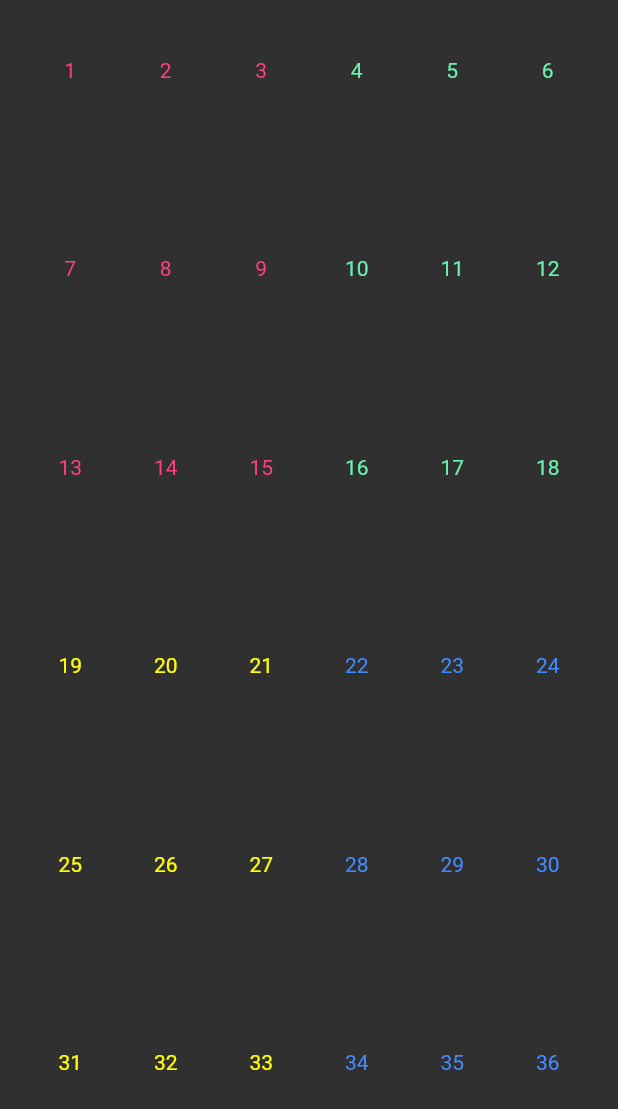
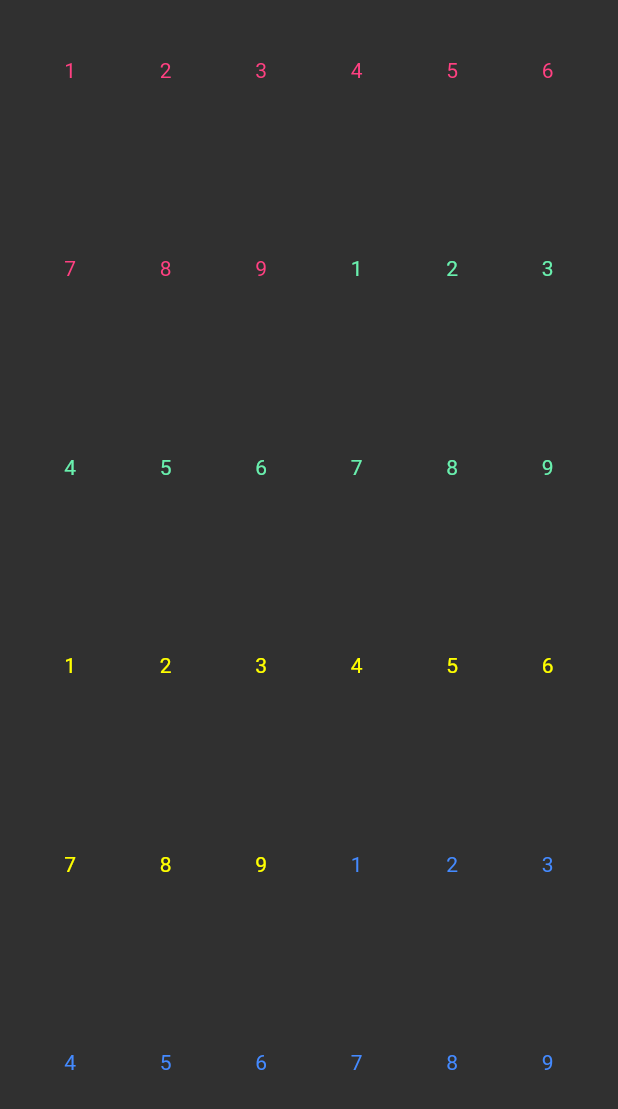
Before and after one commit to BolZer/novation, a Flutter app: the screen it shows after launch, on a phone screen of 412 x 824 dp. Shown: the top 1109 px of the screen. Run offline on Flutter 3.47's test engine with Material 2 defaults, Android fonts, the light colour scheme and no system bars.

Commit message:
Initialize Project

```diff
--- a/lib/main.dart
+++ b/lib/main.dart
@@ -25,15 +25,53 @@ class Main extends StatefulWidget {
 class _MainState extends State<Main> {
   @override
   Widget build(BuildContext context) {
+    var verticalItemCount = 6;
+    var itemCount = verticalItemCount * verticalItemCount;
+
+    assert(verticalItemCount % 2 == 0);
+
+    Map<int, List<Widget>> matrix = {
+      0: List.generate(itemCount ~/ 4, (int index){
+        return Container(
+          child: Center(
+            child: SoundButton(text: (index + 1).toString(), color: Colors.pinkAccent),
+          ),
+        );
+      }),
+      1: List.generate(itemCount ~/ 4, (int index){
+        return Container(
+          child: Center(
+            child: SoundButton(text: (index + 1).toString(), color: Colors.greenAccent),
+          ),
+        );
+      }),
+      2: List.generate(itemCount ~/ 4, (int index){
+        return Container(
+          child: Center(
+            child: SoundButton(text: (index + 1).toString(), color: Colors.yellowAccent),
+          ),
+        );
+      }),
+      3: List.generate(itemCount ~/ 4, (int index){
+        return Container(
+          child: Center(
+            child: SoundButton(text: (index + 1).toString(), color: Colors.blueAccent),
+          ),
+        );
+      }),
+    };
+
+    List<Widget> widgetsList = [];
+
+    matrix.forEach((int key, List<Widget> widgets){
+      widgetsList.addAll(widgets);
+    });
+
     var boardPadding = 20.0;
     var crossAxisPadding = 10.0;
-    var verticalItemCount = 6;
-
     var boardWidth = MediaQuery.of(context).size.width - boardPadding;
     var boardHeight = MediaQuery.of(context).size.height - boardPadding;
-
     var itemWidth = (boardWidth / verticalItemCount) - crossAxisPadding;
-
     var mainAxisPadding = (boardHeight / verticalItemCount) - itemWidth;
 
     return Scaffold(
@@ -48,40 +86,7 @@ class _MainState extends State<Main> {
               crossAxisCount: verticalItemCount,
               crossAxisSpacing: crossAxisPadding,
               mainAxisSpacing: mainAxisPadding,
-              children: List.generate((verticalItemCount * verticalItemCount), (int index) {
-
-                var itemCount = verticalItemCount * verticalItemCount;
-                Color color = null;
-
-                var temp = (index / 3);
-
-                // Top Half
-                if(index < itemCount / 2){
-
-                  if((temp < 1) || temp >= 2 && temp < 3 || temp >= 4 && temp < 5){
-                    color = Colors.pinkAccent;
-                  }else {
-                    color = Colors.greenAccent;
-                  }
-                }
-
-                // Bottom Half
-                if(index >= itemCount / 2){
-
-                  if((temp < 7) || temp >= 8 && temp < 9 || temp >= 10 && temp < 11){
-                    color = Colors.yellowAccent;
-                  }else {
-                    color = Colors.blueAccent;
-                  }
-
-                }
-
-                return Container(
-                  child: Center(
-                    child: SoundButton(text: (index + 1).toString(), color:color),
-                  ),
-                );
-              }),
+              children: widgetsList,
             ),
           )),
         ],
```
